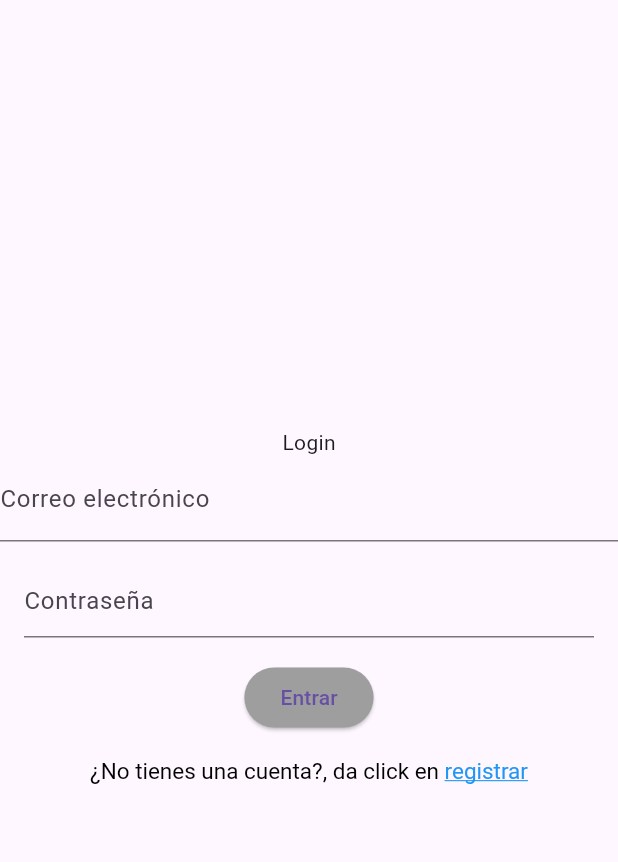
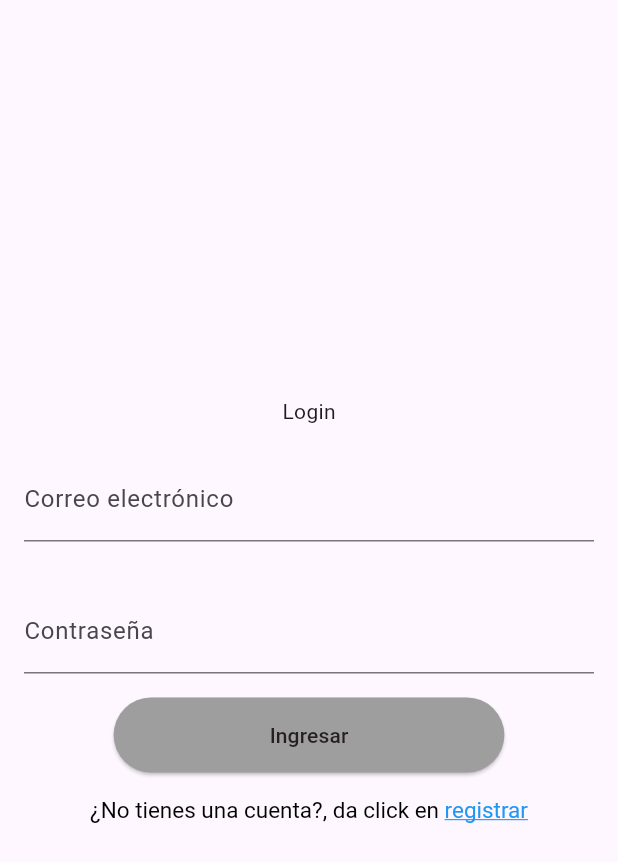
Before and after one commit to ElEdwinJSH/login, a Flutter app: the LoginScreen screen opened by its route, on a phone screen of 412 x 824 dp. Shown: the top 862 px of the screen. Run offline on Flutter 3.47's test engine with Material 3 defaults, Android fonts, the phone set to English and light mode, and no system bars; our stand-ins replace flutter_secure_storage; accounts and stored records are empty.

Commit message:
funciona login

```diff
--- a/lib/main.dart
+++ b/lib/main.dart
@@ -27,7 +27,7 @@ class MyApp extends StatelessWidget {
     return MaterialApp(
       debugShowCheckedModeBanner: false,
       title: 'login',
-      initialRoute: 'home',
+      initialRoute: 'login',
       routes: {
         'home': (_) => HomeScreen(),
          'login': (_) => LoginScreen(),
--- a/lib/screens/login_screen.dart
+++ b/lib/screens/login_screen.dart
@@ -1,6 +1,10 @@
 import 'package:flutter/gestures.dart';
 import 'package:flutter/material.dart';
+import 'package:login/providers/login_form_provider.dart';
 import 'package:login/screens/screens.dart';
+import 'package:login/services/auth_services.dart';
+import 'package:login/services/notifications_services.dart';
+import 'package:provider/provider.dart';
 
 class LoginScreen extends StatelessWidget {
   const LoginScreen({super.key});
@@ -8,19 +12,40 @@ class LoginScreen extends StatelessWidget {
   @override
   Widget build(BuildContext context) {
     return Scaffold(
-      body: Center(
+
+      body: Center(child: Column( mainAxisAlignment: MainAxisAlignment.center,children: [Container(child: Column(children: [const SizedBox(height: 5,),
+      Text('Login'),const SizedBox(height: 5,), ChangeNotifierProvider(   create: (_) => LoginFormProvider(), child: _Login())],))])),
+    );
+  }
+
+
+
+}
+
+
+class _Login extends StatelessWidget {
+  const _Login({super.key});
+
+  @override
+  Widget build(BuildContext context) {
+    final loginForm = Provider.of<LoginFormProvider>(context);
+   return Container(
+      child: Form(
+          key: loginForm.formKey,
+        autovalidateMode: AutovalidateMode.onUserInteraction,
         child: Column(
+
           mainAxisAlignment: MainAxisAlignment.center,
-          children: <Widget>[
-            const Text("Login"),
-               TextFormField(
+          children: [//qui decia <widget>
+
+              Padding(padding:  EdgeInsets.all(16.0),child:   TextFormField(
               autocorrect: false,
               keyboardType: TextInputType.emailAddress,
               decoration: const InputDecoration(
                   hintText: 'user@example.com',
                   labelText: 'Correo electrónico',
                   ),
-
+               onChanged: (value) => loginForm.email = value,
               validator: (value) {
                 String pattern =
                     r'^(([^<>()[\]\\.,;:\s@\"]+(\.[^<>()[\]\\.,;:\s@\"]+)*)|(\".+\"))@((\[[0-9]{1,3}\.[0-9]{1,3}\.[0-9]{1,3}\.[0-9]{1,3}\])|(([a-zA-Z\-0-9]+\.)+[a-zA-Z]{2,}))$';
@@ -30,23 +55,56 @@ class LoginScreen extends StatelessWidget {
                     ? null
                     : 'El valor ingresado no luce como un correo';
               },
+            ),),
+             Padding(
+              padding: EdgeInsets.all(16.0),
+              child:  TextFormField(
+              autocorrect: false,
+              obscureText: true,
+              keyboardType: TextInputType.emailAddress,
+              decoration: const InputDecoration(
+                  hintText: '*****',
+                  labelText: 'Contraseña',
+                ),
+              onChanged: (value) => loginForm.password = value,
+              validator: (value) {
+                return (value != null && value.length >= 6)
+                    ? null
+                    : 'La contraseña debe de ser de 6 caracteres';
+              },
             ),
-            const Padding(
-              padding: EdgeInsets.all(16.0),
-              child: TextField(
-                decoration: InputDecoration(
-                  hintText: 'Contraseña',
-                ),
-              ),
             ), ElevatedButton(
-            onPressed: () {
-              Navigator.pop(
-                context,
-                MaterialPageRoute(builder: (context) => const LoginScreen()),
-              );
-            },
+            onPressed: loginForm.isLoading
+                    ? null
+                    : () async {
+                        FocusScope.of(context).unfocus();
+                        final authService =
+                            Provider.of<AuthService>(context, listen: false);
+
+                        if (!loginForm.isValidForm()) return;
+
+                        loginForm.isLoading = true;
+
+                        // TODO: validar si el login es correcto
+                        final String? errorMessage = await authService.login(
+                            loginForm.email, loginForm.password);
+
+                        if (errorMessage == null) {
+                          Navigator.pushReplacementNamed(context, 'home');
+                        } else {
+                          // TODO: mostrar error en pantalla
+                          // print( errorMessage );
+                          NotificationsService.showSnackbar(errorMessage);
+                          loginForm.isLoading = false;
+                        }
+                      },
             style: ElevatedButton.styleFrom(backgroundColor: Colors.grey),
-            child: const Text('Entrar'),
+            child: Container(
+                    padding: EdgeInsets.symmetric(horizontal: 80, vertical: 15),
+                    child: Text(
+                      loginForm.isLoading ? 'Espere' : 'Ingresar',
+                      style: TextStyle(color: const Color.fromARGB(255, 37, 31, 31)),
+                    )),
           ),
             Padding(
               padding: const EdgeInsets.all(16.0),
@@ -64,11 +122,7 @@ class LoginScreen extends StatelessWidget {
                         ),
                         recognizer: TapGestureRecognizer()
                           ..onTap = () {
-                            Navigator.push(
-                              context,
-                              MaterialPageRoute(
-                                  builder: (context) => RegistroScreen()),
-                            );
+                           Navigator.pushReplacementNamed(context, 'register');
                           }),
                   ],
                 ),
```
